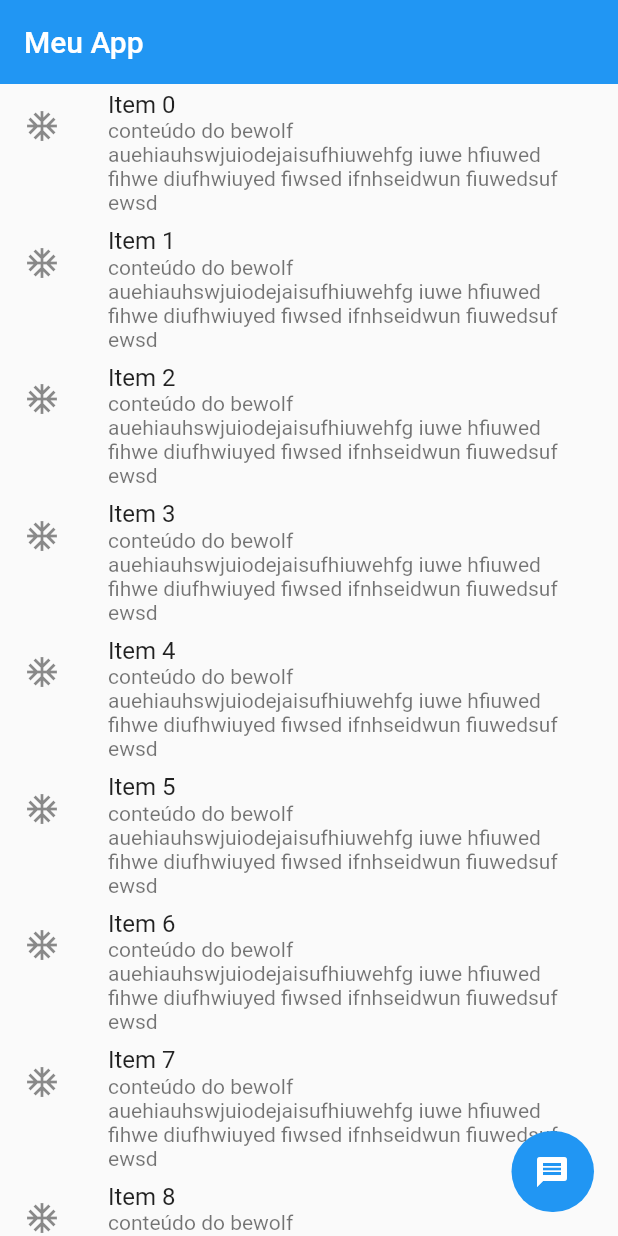
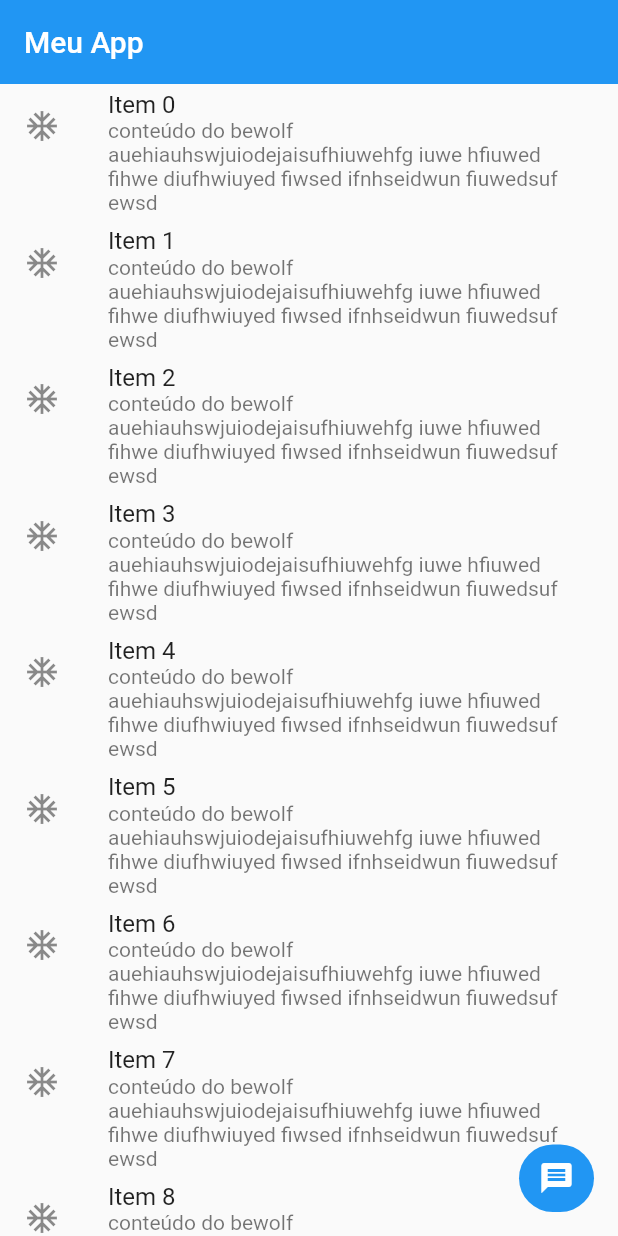
Before and after one commit to Bwolfnoob/desafio04, a Flutter app: the screen it shows after launch, on a phone screen of 412 x 824 dp. Run offline on Flutter 3.47's test engine with Material 2 defaults, Android fonts, the phone set to English and light mode, and no system bars.

```diff
--- a/lib/pages/home_page.dart
+++ b/lib/pages/home_page.dart
@@ -34,32 +34,19 @@ class _HomePageState extends State<HomePage> {
         elevation: isOpen ? 5 : 0,
       ),
       floatingActionButton: AnimatedContainer(
-        padding: EdgeInsets.all(15),
         duration: Duration(milliseconds: 500),
         decoration: BoxDecoration(
           borderRadius: BorderRadius.circular(50),
           color: Colors.blue,
         ),
-        width: isOpen ? 200 : 55,
-        child: InkWell(
-          onTap: () {},
+        width: isOpen ? 170 : 50,
           child: Row(
+            mainAxisAlignment: MainAxisAlignment.center,
             children: <Widget>[
               Icon(Icons.message, color: Colors.white),
-              SizedBox(width: isOpen ? 10 : 0),
-              isOpen
-                  ? Text(
-                      "Nova mensagem",
-                      overflow: TextOverflow.ellipsis,
-                      style: TextStyle(color: Colors.white),
-                    )
-                  : Container(
-                      height: 0,
-                      width: 0,
-                    )
+              _textTogleAnimated(isOpen)
             ],
           ),
-        ),
       ),
       body: ListView.builder(
         controller: _controller,
@@ -75,4 +62,15 @@ class _HomePageState extends State<HomePage> {
       ),
     );
   }
+
+  _textTogleAnimated(isOpen) => AnimatedContainer(
+      duration: Duration(milliseconds: 500),
+      width: isOpen ? 120 : 0,
+      height: 45,
+      child: Center(
+          child: Text(
+        "Nova mensagem",
+        overflow: TextOverflow.ellipsis,
+        style: TextStyle(color: Colors.white),
+      )));
 }
```
